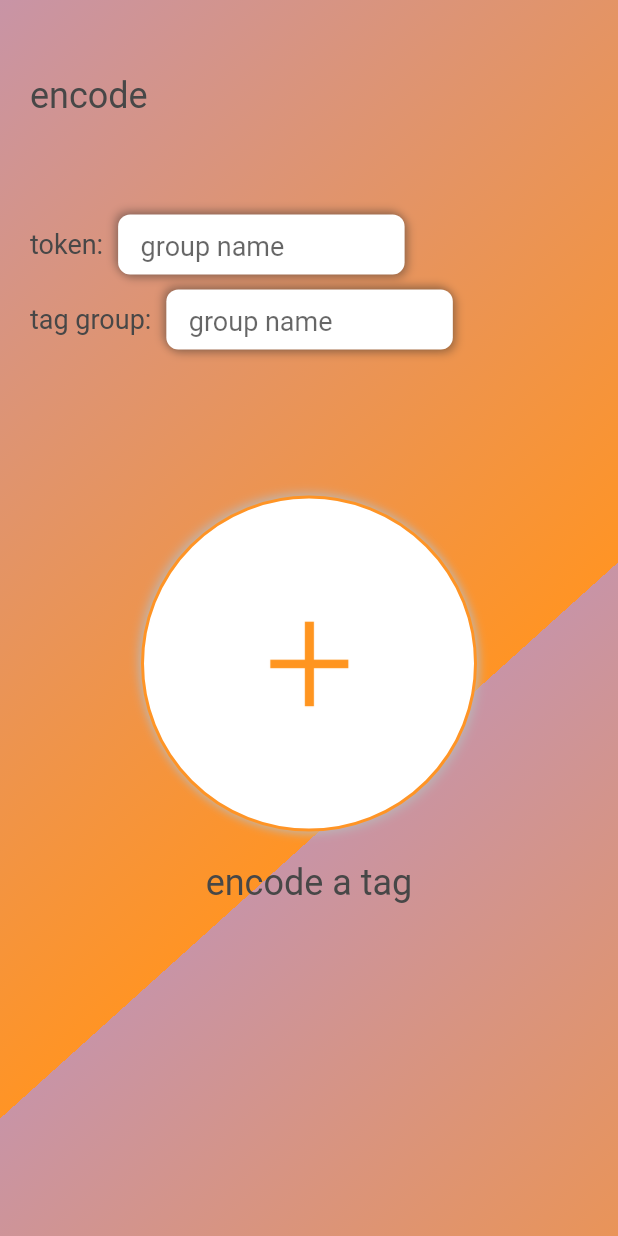
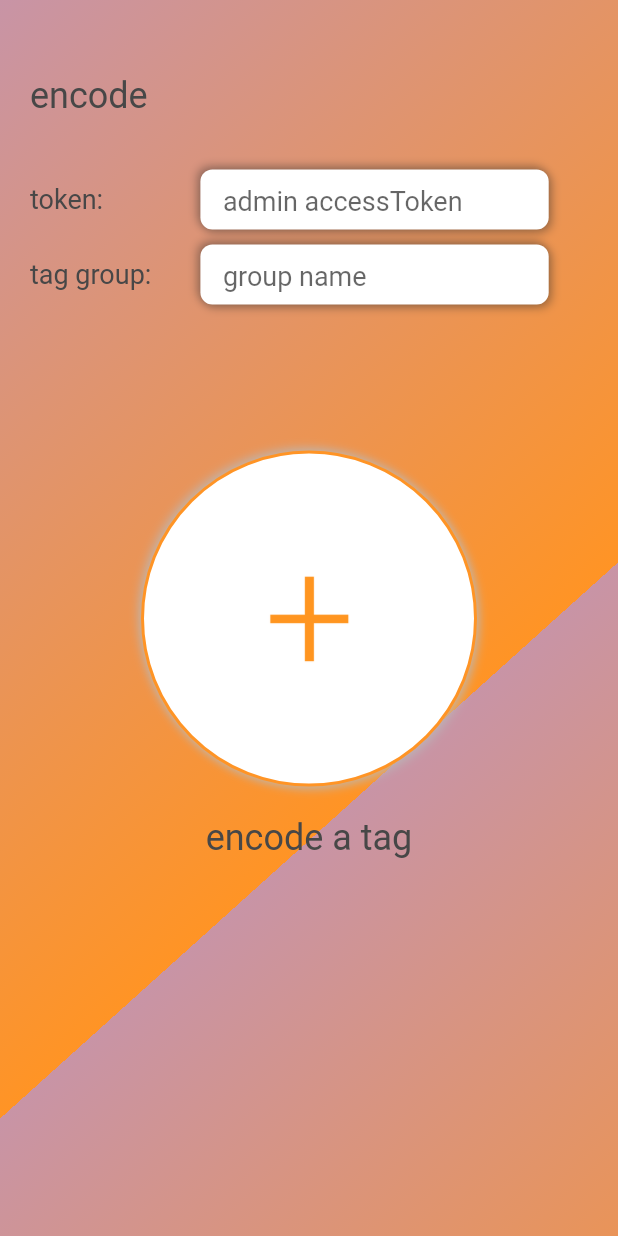
Before and after one commit to Fonz-Music/fonz_encoder, a Flutter app: the screen it shows after launch, on a phone screen of 412 x 824 dp. Run offline on Flutter 3.47's test engine with Material 2 defaults, Android fonts, the phone set to English and light mode, and no system bars; drawn by our look-alikes of flutter_neumorphic; our stand-ins replace dio, flutter_secure_storage, package_info, shared_preferences; missing offline and left inert: dart:ffi, nfc_in_flutter; Roboto replaces fonts that are missing (MuseoSans-300).

Commit message:
fixed all package names + edited UI for admin token

```diff
--- a/lib/ApiFunctions/AuthMethods.dart
+++ b/lib/ApiFunctions/AuthMethods.dart
@@ -1,7 +1,9 @@
 import 'dart:convert';
 import 'dart:developer';
 import 'package:flutter_secure_storage/flutter_secure_storage.dart';
-import 'package:fonz_music_flutter/ApiFunctions/UserEndpoints/AuthApi.dart';
+import 'package:fonz_encoder/ApiFunctions/UserEndpoints/AuthApi.dart';
+
+import 'UserEndpoints/AuthApi.dart';
 
 Future<String> getJWTAndCheckIfExpired() async {
 
--- a/lib/ApiFunctions/GuestApi/GuestGetCoasterApi.dart
+++ b/lib/ApiFunctions/GuestApi/GuestGetCoasterApi.dart
@@ -2,7 +2,7 @@ import 'dart:developer';
 import 'dart:io';
 import 'dart:convert';
 import 'package:dio/dio.dart';
-import 'package:fonz_music_flutter/ApiFunctions/AuthMethods.dart';
+import 'package:fonz_encoder/ApiFunctions/AuthMethods.dart';
 
 import '../ApiConstants.dart';
 // import 'package:http/http.dart' as http;
--- a/lib/ApiFunctions/HostApi/CoasterManagementApi.dart
+++ b/lib/ApiFunctions/HostApi/CoasterManagementApi.dart
@@ -29,7 +29,7 @@ class CoasterManagementApi {
       var responseMessage;
 
       if (response.statusCode == 200) {
-        log('success renamed coaster');
+        log('success updating coaster db for encoded ');
         responseMessage = "SUCCESS_UPDATING_DB";
         return responseMessage;
       } else {
--- a/lib/ApiFunctions/UserEndpoints/UserApi.dart
+++ b/lib/ApiFunctions/UserEndpoints/UserApi.dart
@@ -3,7 +3,7 @@ import 'dart:developer';
 import 'dart:io';
 import 'package:dio/dio.dart';
 import 'package:flutter_secure_storage/flutter_secure_storage.dart';
-import 'package:fonz_music_flutter/ApiFunctions/AuthMethods.dart';
+import 'package:fonz_encoder/ApiFunctions/AuthMethods.dart';
 import 'package:shared_preferences/shared_preferences.dart';
 
 import '../ApiConstants.dart';
--- a/lib/GlobalComponents/FrontEnd/TapYourPhoneAmber.dart
+++ b/lib/GlobalComponents/FrontEnd/TapYourPhoneAmber.dart
@@ -1,5 +1,5 @@
 import 'package:flutter/material.dart';
-import 'package:fonz_music_flutter/GlobalComponents/FrontEnd/FrontEndConstants.dart';
+import 'package:fonz_encoder/GlobalComponents/FrontEnd/FrontEndConstants.dart';
 
 class TapYourPhoneAmber extends StatelessWidget {
   @override
--- a/lib/GlobalComponents/FrontEnd/TapYourPhoneBlack.dart
+++ b/lib/GlobalComponents/FrontEnd/TapYourPhoneBlack.dart
@@ -1,5 +1,5 @@
 import 'package:flutter/material.dart';
-import 'package:fonz_music_flutter/GlobalComponents/FrontEnd/FrontEndConstants.dart';
+import 'package:fonz_encoder/GlobalComponents/FrontEnd/FrontEndConstants.dart';
 
 class TapYourPhoneBlack extends StatelessWidget {
   @override
--- a/lib/NfcFunctions/ReadTagFunctions.dart
+++ b/lib/NfcFunctions/ReadTagFunctions.dart
@@ -3,8 +3,8 @@ import 'dart:convert';
 import 'dart:developer';
 import 'dart:io';
 import 'package:flutter/services.dart';
-import 'package:fonz_music_flutter/ApiFunctions/GuestApi/GuestGetCoasterApi.dart';
-import 'package:fonz_music_flutter/GlobalComponents/Objects/CoasterObject.dart';
+import 'package:fonz_encoder/ApiFunctions/GuestApi/GuestGetCoasterApi.dart';
+import 'package:fonz_encoder/GlobalComponents/Objects/CoasterObject.dart';
 
 import 'package:nfc_in_flutter/nfc_in_flutter.dart';
 
--- a/lib/NfcFunctions/WriteTagFunctions.dart
+++ b/lib/NfcFunctions/WriteTagFunctions.dart
@@ -4,7 +4,7 @@ import 'dart:developer';
 import 'dart:io';
 
 import 'package:flutter/services.dart';
-import 'package:fonz_music_flutter/GlobalComponents/ExceptionHandling.dart';
+import 'package:fonz_encoder/GlobalComponents/ExceptionHandling.dart';
 
 
 import 'package:nfc_in_flutter/nfc_in_flutter.dart';
--- a/lib/SearchTab/HomeEncodePage.dart
+++ b/lib/SearchTab/HomeEncodePage.dart
@@ -3,15 +3,15 @@ import 'dart:developer';
 import 'package:flutter/material.dart';
 import 'package:flutter_neumorphic/flutter_neumorphic.dart';
 
-import 'package:fonz_music_flutter/GlobalComponents/FrontEnd/FrontEndConstants.dart';
-import 'package:fonz_music_flutter/GlobalComponents/Objects/CoasterObject.dart';
+import 'package:fonz_encoder/GlobalComponents/FrontEnd/FrontEndConstants.dart';
+import 'package:fonz_encoder/GlobalComponents/Objects/CoasterObject.dart';
 
-import 'package:fonz_music_flutter/SearchTab/HomePageWidgets/HomePageResponses/FailPartyJoin.dart';
+import 'package:fonz_encoder/SearchTab/HomePageWidgets/HomePageResponses/FailPartyJoin.dart';
 
-import 'package:fonz_music_flutter/SearchTab/HomePageWidgets/EncodeATagButton.dart';
-import 'package:fonz_music_flutter/SearchTab/HomePageWidgets/HomePageResponses/SuccessReadUid.dart';
-import 'package:fonz_music_flutter/GlobalComponents/FrontEnd/TapYourPhoneAmber.dart';
-import 'package:fonz_music_flutter/main.dart';
+import 'package:fonz_encoder/SearchTab/HomePageWidgets/EncodeATagButton.dart';
+import 'package:fonz_encoder/SearchTab/HomePageWidgets/HomePageResponses/SuccessReadUid.dart';
+import 'package:fonz_encoder/GlobalComponents/FrontEnd/TapYourPhoneAmber.dart';
+import 'package:fonz_encoder/main.dart';
 
 import 'HomePageWidgets/HomePageResponses/CoasterHasNoHost.dart';
 import 'HomePageWidgets/HomePageResponses/SuccessWriteUid.dart';
@@ -60,7 +60,7 @@ class _HomeEncodePageState extends State<HomeEncodePage> {
         children: [
           Container(
               width: width,
-              padding: EdgeInsets.fromLTRB(0, 0, 0, 30),
+              padding: EdgeInsets.fromLTRB(0, 0, 0, 20),
               child: Padding(
                 padding: EdgeInsets.fromLTRB(20, 50, 0, 0),
                 child: new Text(
@@ -74,11 +74,12 @@ class _HomeEncodePageState extends State<HomeEncodePage> {
                 ),
               )),
           Container(
-            height: 30,
+            height: 10,
           ),
           Row(
             children: [
               Container(
+                width: width * 0.3,
                 padding: EdgeInsets.fromLTRB(20, 0, 0, 0),
                 child: Text(
                   "token:",
@@ -96,6 +97,7 @@ class _HomeEncodePageState extends State<HomeEncodePage> {
           Row(
             children: [
               Container(
+                width: width * 0.3,
                 padding: EdgeInsets.fromLTRB(20, 0, 0, 0),
                 child: Text(
                   "tag group:",
@@ -159,7 +161,7 @@ class _HomeEncodePageState extends State<HomeEncodePage> {
         child: SuccessReadUid(),
       );
     } else if (encodeTagResponse == "SUCCESS_UPDATING_DB") {
-      Timer(Duration(milliseconds: SUCCESSPAGELENGTH), () async {
+      Timer(Duration(milliseconds: 3000), () async {
         encodeTagResponse = "HOME";
         widget.notifyParent();
       });
@@ -266,7 +268,7 @@ class _HomeEncodePageState extends State<HomeEncodePage> {
     return Container(
       padding: EdgeInsets.fromLTRB(10, 5, 5, 5),
       height: 50,
-      width: width * 0.5,
+      width: width * 0.6,
       child: Neumorphic(
         style: NeumorphicStyle(
             color: Colors.white,
@@ -309,7 +311,7 @@ class _HomeEncodePageState extends State<HomeEncodePage> {
     return Container(
       padding: EdgeInsets.fromLTRB(10, 5, 5, 5),
       height: 50,
-      width: width * 0.5,
+      width: width * 0.6,
       child: Neumorphic(
         style: NeumorphicStyle(
             color: Colors.white,
@@ -325,7 +327,7 @@ class _HomeEncodePageState extends State<HomeEncodePage> {
             color: DARKERGREY,
           ),
           decoration: InputDecoration(
-            hintText: "group name",
+            hintText: "admin accessToken",
             border: InputBorder.none,
             contentPadding:
                 EdgeInsets.only(left: 15, bottom: 11, top: 11, right: 15),
@@ -337,9 +339,9 @@ class _HomeEncodePageState extends State<HomeEncodePage> {
             });
 //            print(_email);
           },
-          initialValue: groupCoasterBelongs,
+          initialValue: accessToken,
           validator: (value) => value.isEmpty ? 'Email can\'t be empty' : null,
-          onSaved: (value) => groupCoasterBelongs = value.trim(),
+          onSaved: (value) => accessToken = value.trim(),
         ),
       ),
     );
--- a/lib/SearchTab/HomePageWidgets/EncodeATagButton.dart
+++ b/lib/SearchTab/HomePageWidgets/EncodeATagButton.dart
@@ -2,8 +2,8 @@ import 'dart:developer';
 
 import 'package:flutter/material.dart';
 import 'package:flutter_neumorphic/flutter_neumorphic.dart';
-import 'package:fonz_music_flutter/GlobalComponents/FrontEnd/FrontEndConstants.dart';
-import 'package:fonz_music_flutter/SearchTab/HomePageWidgets/scanForCoasterDetails.dart';
+import 'package:fonz_encoder/GlobalComponents/FrontEnd/FrontEndConstants.dart';
+import 'package:fonz_encoder/SearchTab/HomePageWidgets/scanForCoasterDetails.dart';
 
 import '../HomeEncodePage.dart';
 
--- a/lib/SearchTab/HomePageWidgets/HomePageResponses/CoasterHasNoHost.dart
+++ b/lib/SearchTab/HomePageWidgets/HomePageResponses/CoasterHasNoHost.dart
@@ -2,7 +2,7 @@ import 'dart:async';
 
 import 'package:flutter/material.dart';
 import 'package:flutter_neumorphic/flutter_neumorphic.dart';
-import 'package:fonz_music_flutter/GlobalComponents/FrontEnd/FrontEndConstants.dart';
+import 'package:fonz_encoder/GlobalComponents/FrontEnd/FrontEndConstants.dart';
 
 import '../../HomeEncodePage.dart';
 
--- a/lib/SearchTab/HomePageWidgets/HomePageResponses/FailPartyJoin.dart
+++ b/lib/SearchTab/HomePageWidgets/HomePageResponses/FailPartyJoin.dart
@@ -1,7 +1,7 @@
 import 'package:flutter/material.dart';
 import 'package:flutter_neumorphic/flutter_neumorphic.dart';
-import 'package:fonz_music_flutter/GlobalComponents/FrontEnd/FrontEndConstants.dart';
-import 'package:fonz_music_flutter/SearchTab/HomePageWidgets/scanForCoasterDetails.dart';
+import 'package:fonz_encoder/GlobalComponents/FrontEnd/FrontEndConstants.dart';
+import 'package:fonz_encoder/SearchTab/HomePageWidgets/scanForCoasterDetails.dart';
 
 import '../../HomeEncodePage.dart';
 
--- a/lib/main.dart
+++ b/lib/main.dart
@@ -5,9 +5,9 @@ import 'dart:io';
 import 'package:flutter/material.dart';
 import 'package:flutter/services.dart';
 
-import 'package:fonz_music_flutter/GlobalComponents/CoreUserAttributes.dart';
+import 'package:fonz_encoder/GlobalComponents/CoreUserAttributes.dart';
 
-import 'package:fonz_music_flutter/SearchTab/HomeEncodePage.dart';
+import 'package:fonz_encoder/SearchTab/HomeEncodePage.dart';
 import 'package:package_info/package_info.dart';
 import 'package:shared_preferences/shared_preferences.dart';
 
--- a/pubspec.yaml
+++ b/pubspec.yaml
@@ -1,4 +1,4 @@
-name: fonz_music_flutter
+name: fonz_encoder
 description: A new Flutter project for Fonz 2.0, Fonz Music's 2nd app release.
 
 # The following line prevents the package from being accidentally published to
```
Also changed, not shown: lib/SearchTab/HomePageWidgets/HomePageResponses/SuccessReadUid.dart (+6 -5 lines), lib/SearchTab/HomePageWidgets/HomePageResponses/SuccessWriteUid.dart (+6 -5 lines), lib/SearchTab/HomePageWidgets/scanForCoasterDetails.dart (+5 -5 lines), 40 other files.
